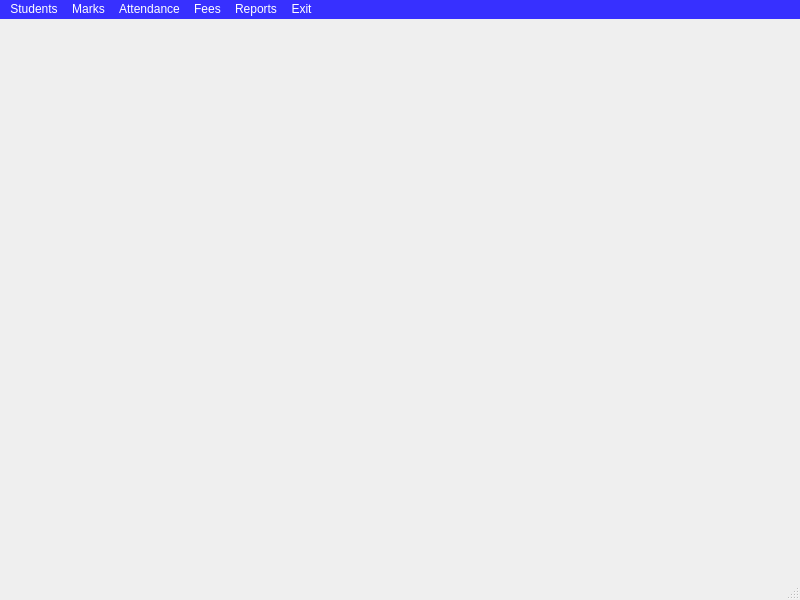
First picture: the form in projects/School Management/school.ui, repository kirankumarjmeshram/pyqt, before the edit.
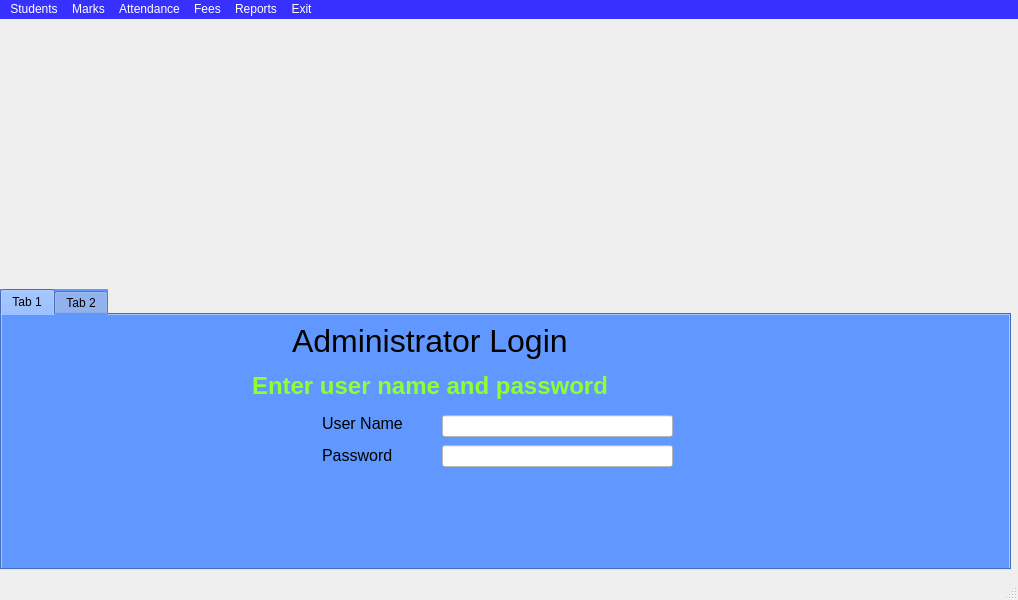
Second picture: the form after the edit. Icons and pictures are not drawn.

Commit message: working on school management project

Diff of the .ui file:
```diff
--- a/projects/School Management/school.ui
+++ b/projects/School Management/school.ui
@@ -6,20 +6,189 @@
    <rect>
     <x>0</x>
     <y>0</y>
-    <width>800</width>
+    <width>1018</width>
     <height>600</height>
    </rect>
   </property>
   <property name="windowTitle">
    <string>MainWindow</string>
   </property>
-  <widget class="QWidget" name="centralwidget"/>
+  <widget class="QWidget" name="centralwidget">
+   <widget class="QLabel" name="label1">
+    <property name="enabled">
+     <bool>true</bool>
+    </property>
+    <property name="geometry">
+     <rect>
+      <x>0</x>
+      <y>0</y>
+      <width>1021</width>
+      <height>271</height>
+     </rect>
+    </property>
+    <property name="maximumSize">
+     <size>
+      <width>10000</width>
+      <height>16777215</height>
+     </size>
+    </property>
+    <property name="text">
+     <string/>
+    </property>
+    <property name="pixmap">
+     <pixmap>img2.webp</pixmap>
+    </property>
+    <property name="wordWrap">
+     <bool>false</bool>
+    </property>
+   </widget>
+   <widget class="QTabWidget" name="tabWidget">
+    <property name="geometry">
+     <rect>
+      <x>0</x>
+      <y>270</y>
+      <width>1011</width>
+      <height>281</height>
+     </rect>
+    </property>
+    <property name="styleSheet">
+     <string notr="true">background-color: rgb(96, 152, 255);</string>
+    </property>
+    <widget class="QWidget" name="tab">
+     <attribute name="title">
+      <string>Tab 1</string>
+     </attribute>
+     <widget class="QLabel" name="label">
+      <property name="geometry">
+       <rect>
+        <x>290</x>
+        <y>0</y>
+        <width>371</width>
+        <height>51</height>
+       </rect>
+      </property>
+      <property name="font">
+       <font>
+        <family>MS Shell Dlg 2</family>
+        <pointsize>24</pointsize>
+       </font>
+      </property>
+      <property name="text">
+       <string>Administrator Login</string>
+      </property>
+     </widget>
+     <widget class="QLabel" name="label_2">
+      <property name="geometry">
+       <rect>
+        <x>250</x>
+        <y>50</y>
+        <width>471</width>
+        <height>41</height>
+       </rect>
+      </property>
+      <property name="font">
+       <font>
+        <pointsize>18</pointsize>
+        <weight>75</weight>
+        <bold>true</bold>
+       </font>
+      </property>
+      <property name="styleSheet">
+       <string notr="true">color: rgb(142, 255, 49);</string>
+      </property>
+      <property name="frameShadow">
+       <enum>QFrame::Plain</enum>
+      </property>
+      <property name="text">
+       <string>Enter user name and password</string>
+      </property>
+     </widget>
+     <widget class="QLabel" name="label_3">
+      <property name="geometry">
+       <rect>
+        <x>320</x>
+        <y>100</y>
+        <width>101</width>
+        <height>16</height>
+       </rect>
+      </property>
+      <property name="font">
+       <font>
+        <pointsize>12</pointsize>
+       </font>
+      </property>
+      <property name="text">
+       <string>User Name</string>
+      </property>
+     </widget>
+     <widget class="QLabel" name="label_4">
+      <property name="geometry">
+       <rect>
+        <x>320</x>
+        <y>130</y>
+        <width>91</width>
+        <height>20</height>
+       </rect>
+      </property>
+      <property name="font">
+       <font>
+        <pointsize>12</pointsize>
+       </font>
+      </property>
+      <property name="text">
+       <string>Password</string>
+      </property>
+     </widget>
+     <widget class="QLineEdit" name="lineEdit">
+      <property name="geometry">
+       <rect>
+        <x>440</x>
+        <y>100</y>
+        <width>231</width>
+        <height>22</height>
+       </rect>
+      </property>
+      <property name="font">
+       <font>
+        <pointsize>12</pointsize>
+       </font>
+      </property>
+      <property name="styleSheet">
+       <string notr="true">background-color: rgb(255, 255, 255);</string>
+      </property>
+     </widget>
+     <widget class="QLineEdit" name="lineEdit_2">
+      <property name="geometry">
+       <rect>
+        <x>440</x>
+        <y>130</y>
+        <width>231</width>
+        <height>22</height>
+       </rect>
+      </property>
+      <property name="font">
+       <font>
+        <pointsize>12</pointsize>
+       </font>
+      </property>
+      <property name="styleSheet">
+       <string notr="true">background-color: rgb(255, 255, 255);</string>
+      </property>
+     </widget>
+    </widget>
+    <widget class="QWidget" name="tab_2">
+     <attribute name="title">
+      <string>Tab 2</string>
+     </attribute>
+    </widget>
+   </widget>
+  </widget>
   <widget class="QMenuBar" name="menubar">
    <property name="geometry">
     <rect>
      <x>0</x>
      <y>0</y>
-     <width>800</width>
+     <width>1018</width>
      <height>30</height>
     </rect>
    </property>
```
The commit also changes 8 other files.
